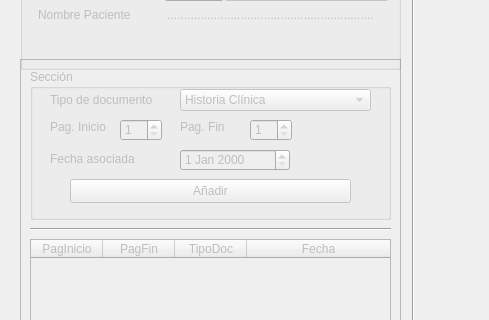
veketor/pdfTools, file pdfTools.ui: the form before one commit; both pictures show x 0 to 489 and y 90 to 410 of the 800 by 600 pixel window.
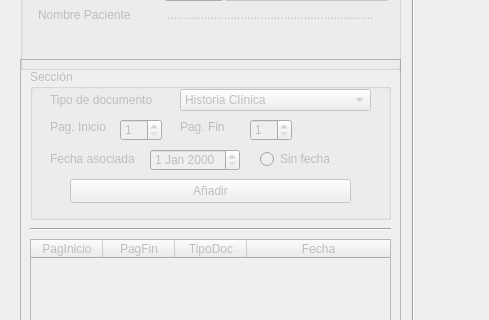
The form after the commit.

The edit to the form file:
```diff
--- a/pdfTools.ui
+++ b/pdfTools.ui
@@ -161,9 +161,9 @@
      <widget class="QDateEdit" name="dateEdit">
       <property name="geometry">
        <rect>
-        <x>150</x>
+        <x>120</x>
         <y>80</y>
-        <width>110</width>
+        <width>90</width>
         <height>22</height>
        </rect>
       </property>
@@ -398,6 +398,19 @@
        <number>1</number>
       </property>
      </widget>
+     <widget class="QRadioButton" name="rbSinFecha">
+      <property name="geometry">
+       <rect>
+        <x>230</x>
+        <y>80</y>
+        <width>89</width>
+        <height>20</height>
+       </rect>
+      </property>
+      <property name="text">
+       <string>Sin fecha</string>
+      </property>
+     </widget>
     </widget>
     <widget class="QTableWidget" name="tableWidget">
      <property name="enabled">
```
Left out of the diff: 3 changed lines with no effect on the pictures.
